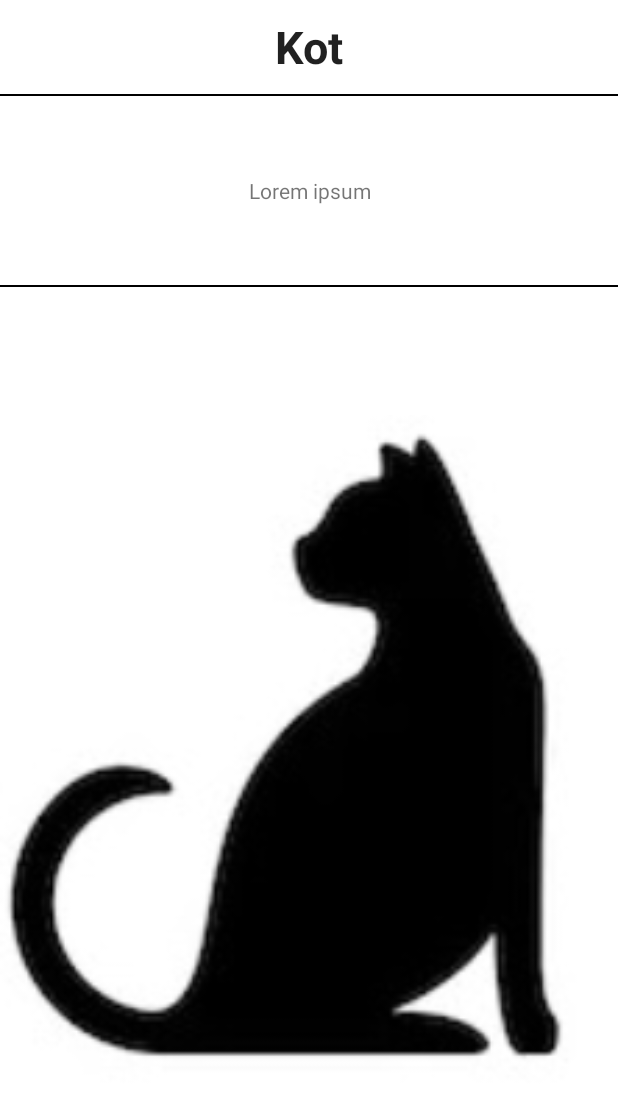
After one commit to krystiandec/JavaStartApp, an Android app: the layout fragment_animal_detail.xml on its own in the app's theme, with its tools: preview values and no code run, on a phone screen of 412 x 824 dp. The commit adds this screen. Shown: the top 1098 px of the screen. Run offline under Robolectric (Android 15) with nearby library versions, the light colour scheme and no system bars.

```diff
--- a/app/src/main/java/com/example/javastartapp/view/ActivityLayoutDependingOnOrientation.java
+++ b/app/src/main/java/com/example/javastartapp/activity/ActivityLayoutDependingOnOrientation.java
@@ -1,4 +1,4 @@
-package com.example.javastartapp.view;
+package com.example.javastartapp.activity;
 
 import android.app.Activity;
 import android.os.Bundle;
--- a/app/src/main/java/com/example/javastartapp/view/FragmentExampleActivity.java
+++ b/app/src/main/java/com/example/javastartapp/presenter/FragmentExampleActivity.java
@@ -1,4 +1,4 @@
-package com.example.javastartapp.view;
+package com.example.javastartapp.presenter;
 
 import android.app.Activity;
 import android.os.Bundle;
--- a/app/src/main/res/layout/example_fragment.xml
+++ b/app/src/main/res/layout/example_fragment.xml
@@ -5,7 +5,7 @@
     android:layout_height="match_parent"
     xmlns:tools="http://schemas.android.com/tools">
     <fragment
-        class="com.example.javastartapp.view.FragmentExampleActivity"
+        class="com.example.javastartapp.presenter.FragmentExampleActivity"
         android:layout_width="match_parent"
         android:layout_height="wrap_content"
         android:id="@+id/exzampleFragment"
--- /dev/null
+++ b/app/src/main/res/layout/fragment_animal_detail.xml
@@ -0,0 +1,46 @@
+<?xml version="1.0" encoding="utf-8"?>
+<LinearLayout xmlns:android="http://schemas.android.com/apk/res/android"
+    android:layout_width="match_parent"
+    android:layout_height="match_parent"
+    xmlns:tools="http://schemas.android.com/tools"
+    android:orientation="vertical">
+
+    <TextView
+        android:id="@+id/titleAnimalFragment"
+        android:layout_width="match_parent"
+        android:layout_height="0dp"
+        android:layout_weight="10"
+        android:gravity="center"
+        android:padding="10dp"
+        android:textAppearance="@style/TextAppearance.AppCompat.Large"
+        android:textSize="30dp"
+        android:textStyle="bold"
+        tools:text="Kot" />
+
+    <View
+        android:layout_width="match_parent"
+        android:layout_height="1dp"
+        android:background="@color/black" />
+
+    <TextView
+        android:id="@+id/descriptionANimalFragment"
+        android:layout_width="match_parent"
+        android:layout_height="0dp"
+        android:layout_weight="20"
+        android:gravity="center"
+        android:padding="10dp"
+        tools:text="Lorem ipsum" />
+
+    <View
+        android:layout_width="match_parent"
+        android:layout_height="1dp"
+        android:background="@color/black" />
+
+    <ImageView
+        android:id="@+id/imageAnimalFragement"
+        android:layout_width="match_parent"
+        android:layout_height="0dp"
+        android:layout_weight="100"
+        tools:src="@drawable/cat_icon"
+        android:scaleType="fitCenter"/>
+</LinearLayout>
```
Also changed, not shown: app/src/main/AndroidManifest.xml (+20 -7 lines), app/src/main/java/com/example/javastartapp/activity/AnimalFragmentActivity.java (added, +26 -0 lines), app/src/main/java/com/example/javastartapp/activity/AnimalFragmentListActivity.java (added, +45 -0 lines), app/src/main/java/com/example/javastartapp/model/AnimalFragmentRepository.java (added, +23 -0 lines), app/src/main/java/com/example/javastartapp/presenter/AnimalDetailFragmentPresenter.java (added, +45 -0 lines), app/src/main/java/com/example/javastartapp/presenter/AnimalListFragmentPresenter.java (added, +58 -0 lines), app/src/main/java/com/example/javastartapp/presenter/RecyclerViewTwoColoursBackground.java (renamed from app/src/main/java/com/example/javastartapp/view/RecyclerViewTwoColoursBackground.java, +6 -6 lines), app/src/main/res/layout-land/activity_fragments_animal_list.xml (added, +31 -0 lines), app/src/main/res/layout/activity_fragments_animal_list.xml (added, +24 -0 lines).
